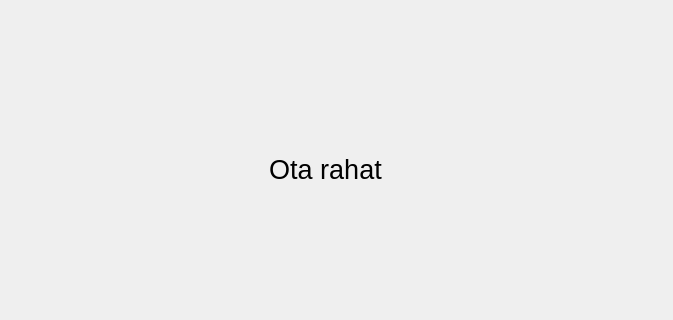
Above: bank-automat/bankAccountMain/takemoney.ui from AleksiPuumala/bank-automat-omakopio before the change; both pictures show x 0 to 673 and y 0 to 320 of the 673 by 575 pixel window. Below: the same form after it.
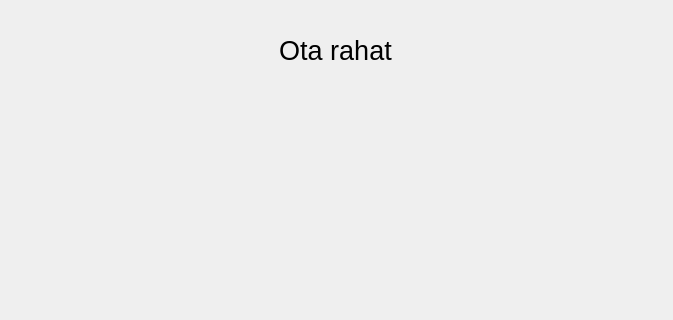
That is the form after the change.

Diff of the .ui file:
```diff
--- a/bank-automat/bankAccountMain/takemoney.ui
+++ b/bank-automat/bankAccountMain/takemoney.ui
@@ -21,10 +21,10 @@
   <widget class="QLabel" name="label">
    <property name="geometry">
     <rect>
-     <x>20</x>
-     <y>49</y>
-     <width>611</width>
-     <height>241</height>
+     <x>10</x>
+     <y>10</y>
+     <width>651</width>
+     <height>81</height>
     </rect>
    </property>
    <property name="text">
@@ -34,6 +34,22 @@
     <set>Qt::AlignCenter</set>
    </property>
   </widget>
+  <widget class="QLabel" name="label_image">
+   <property name="geometry">
+    <rect>
+     <x>10</x>
+     <y>100</y>
+     <width>651</width>
+     <height>471</height>
+    </rect>
+   </property>
+   <property name="text">
+    <string/>
+   </property>
+   <property name="alignment">
+    <set>Qt::AlignCenter</set>
+   </property>
+  </widget>
  </widget>
  <resources/>
  <connections/>
```
